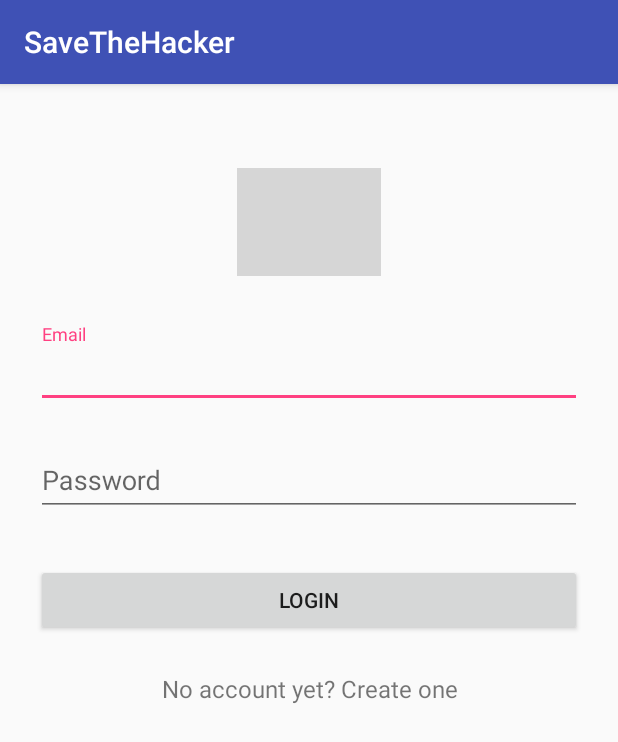
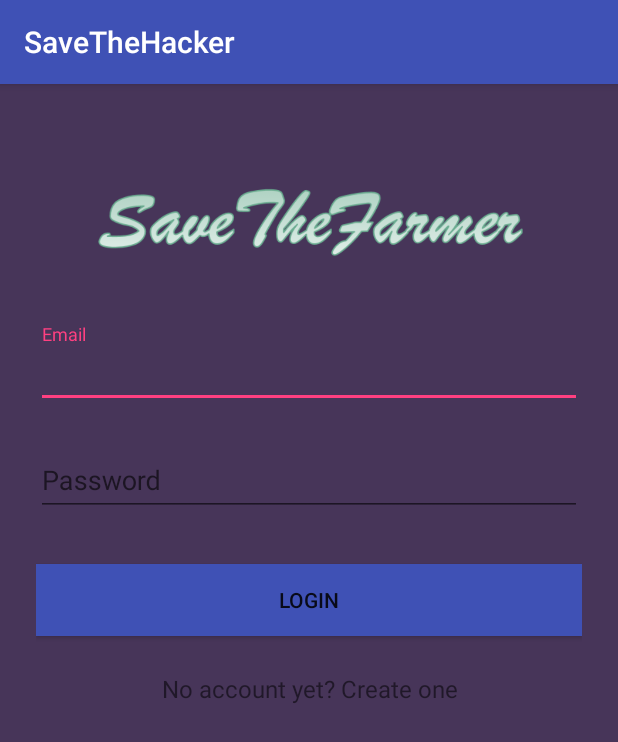
Before and after one commit to kushmangal/SaveTheHacker, an Android app: the screen it shows after launch (Login), on a phone screen of 412 x 824 dp. Shown: the top 742 px of the screen. Run offline under Robolectric (Android 15) with nearby library versions, the phone set to English and light mode, and no system bars; our stand-ins replace ButterKnife; grey boxes are pictures that could not be loaded.

Commit message:
App Creation

```diff
--- a/app/src/main/java/kmzenon/savethehacker/Login.java
+++ b/app/src/main/java/kmzenon/savethehacker/Login.java
@@ -43,7 +43,7 @@ public class Login extends AppCompatActivity {
             @Override
             public void onClick(View v) {
                 // Start the Signup activity
-                Intent intent = new Intent(getApplicationContext(), SignupActivity.class);
+                Intent intent = new Intent(getApplicationContext(), Register.class);
                 startActivityForResult(intent, REQUEST_SIGNUP);
             }
         });
@@ -59,7 +59,7 @@ public class Login extends AppCompatActivity {
 
         _loginButton.setEnabled(false);
 
-        final ProgressDialog progressDialog = new ProgressDialog(LoginActivity.this,
+        final ProgressDialog progressDialog = new ProgressDialog(Login.this,
                 R.style.AppTheme_Dark_Dialog);
         progressDialog.setIndeterminate(true);
         progressDialog.setMessage("Authenticating...");
--- a/app/src/main/res/layout/activity_login.xml
+++ b/app/src/main/res/layout/activity_login.xml
@@ -2,7 +2,8 @@
 <ScrollView xmlns:android="http://schemas.android.com/apk/res/android"
     android:layout_width="fill_parent"
     android:layout_height="fill_parent"
-    android:fitsSystemWindows="true">
+    android:fitsSystemWindows="true"
+    android:background="#473559">
 
     <LinearLayout
         android:orientation="vertical"
@@ -51,6 +52,7 @@
             android:layout_marginTop="24dp"
             android:layout_marginBottom="24dp"
             android:padding="12dp"
+            android:background="@color/colorPrimary"
             android:text="Login"/>
 
         <TextView android:id="@+id/link_signup"
--- a/app/src/main/res/values/styles.xml
+++ b/app/src/main/res/values/styles.xml
@@ -8,4 +8,6 @@
         <item name="colorAccent">@color/colorAccent</item>
     </style>
 
+    <style name="AppTheme_Dark_Dialog"></style>
+
 </resources>
```
Also changed, not shown: app/src/main/res/drawable/logo.png (added).
